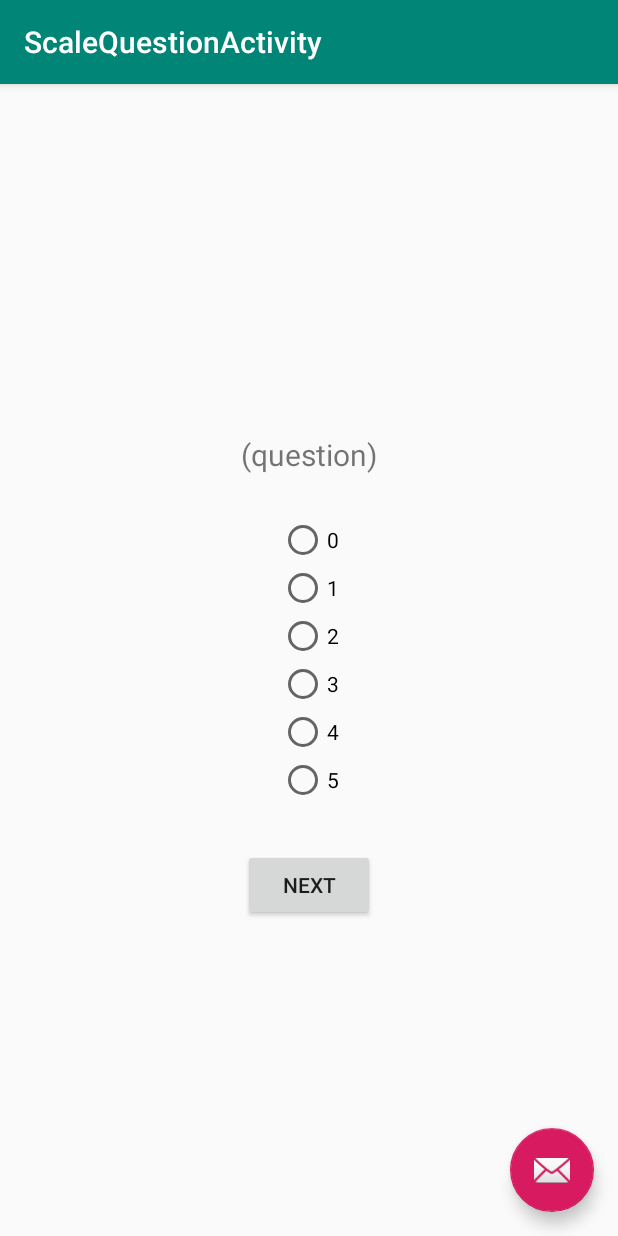
After one commit to ethanwang98/125project, an Android app: the ScaleQuestionActivity screen opened directly, with no data from a screen before it, on a phone screen of 412 x 824 dp. The commit adds this screen. Run offline under Robolectric (Android 15) with nearby library versions, the phone set to English and light mode, and no system bars.

Commit message:
Created skeleton of UI; left comments to help build the rest of the app

```diff
--- /dev/null
+++ b/app/src/main/java/com/example/a125project/ScaleQuestionActivity.java
@@ -0,0 +1,53 @@
+package com.example.a125project;
+
+import android.os.Bundle;
+import android.support.design.widget.FloatingActionButton;
+import android.support.design.widget.Snackbar;
+import android.support.v7.app.AppCompatActivity;
+import android.support.v7.widget.Toolbar;
+import android.view.View;
+import android.widget.Button;
+import android.widget.RadioButton;
+import android.widget.RadioGroup;
+import android.widget.TextView;
+
+public class ScaleQuestionActivity extends AppCompatActivity {
+
+    RadioGroup radioGroup;
+    RadioButton radioButton;
+    TextView textView;
+
+    @Override
+    protected void onCreate(Bundle savedInstanceState) {
+        super.onCreate(savedInstanceState);
+        setContentView(R.layout.activity_scale_question);
+        Toolbar toolbar = findViewById(R.id.toolbar);
+        setSupportActionBar(toolbar);
+
+        radioGroup = findViewById(R.id.scaleChoices);
+        textView = findViewById(R.id.questionText);
+        // use textView.setText("(question content)");
+        // for setting the text of question
+        Button nextButton = findViewById(R.id.nextButton);
+        nextButton.setOnClickListener(new View.OnClickListener() {
+            @Override
+            public void onClick(View v) {
+                int radioId = radioGroup.getCheckedRadioButtonId();
+                radioButton = findViewById(radioId);
+                // code to go to next question and set value or finish survey goes here??
+                // use radioButton.getText() to get value of the choice that was selected
+            }
+        });
+
+        FloatingActionButton fab = findViewById(R.id.fab);
+        fab.setOnClickListener(new View.OnClickListener() {
+            @Override
+            public void onClick(View view) {
+                Snackbar.make(view, "Replace with your own action", Snackbar.LENGTH_LONG)
+                        .setAction("Action", null).show();
+            }
+        });
+    }
+
+
+}
--- /dev/null
+++ b/app/src/main/res/layout/activity_scale_question.xml
@@ -0,0 +1,33 @@
+<?xml version="1.0" encoding="utf-8"?>
+<android.support.design.widget.CoordinatorLayout xmlns:android="http://schemas.android.com/apk/res/android"
+    xmlns:app="http://schemas.android.com/apk/res-auto"
+    xmlns:tools="http://schemas.android.com/tools"
+    android:layout_width="match_parent"
+    android:layout_height="match_parent"
+    tools:context=".ScaleQuestionActivity">
+
+    <android.support.design.widget.AppBarLayout
+        android:layout_width="match_parent"
+        android:layout_height="wrap_content"
+        android:theme="@style/AppTheme.AppBarOverlay">
+
+        <android.support.v7.widget.Toolbar
+            android:id="@+id/toolbar"
+            android:layout_width="match_parent"
+            android:layout_height="?attr/actionBarSize"
+            android:background="?attr/colorPrimary"
+            app:popupTheme="@style/AppTheme.PopupOverlay" />
+
+    </android.support.design.widget.AppBarLayout>
+
+    <include layout="@layout/content_scale_question" />
+
+    <android.support.design.widget.FloatingActionButton
+        android:id="@+id/fab"
+        android:layout_width="wrap_content"
+        android:layout_height="wrap_content"
+        android:layout_gravity="bottom|end"
+        android:layout_margin="@dimen/fab_margin"
+        app:srcCompat="@android:drawable/ic_dialog_email" />
+
+</android.support.design.widget.CoordinatorLayout>
--- /dev/null
+++ b/app/src/main/res/layout/content_scale_question.xml
@@ -0,0 +1,72 @@
+<?xml version="1.0" encoding="utf-8"?>
+<RelativeLayout xmlns:android="http://schemas.android.com/apk/res/android"
+    xmlns:app="http://schemas.android.com/apk/res-auto"
+    xmlns:tools="http://schemas.android.com/tools"
+    android:layout_width="match_parent"
+    android:layout_height="match_parent"
+    app:layout_behavior="@string/appbar_scrolling_view_behavior"
+    tools:context=".ScaleQuestionActivity"
+    tools:showIn="@layout/activity_scale_question">
+
+    <TextView
+        android:id="@+id/questionText"
+        android:layout_width="wrap_content"
+        android:layout_height="wrap_content"
+        android:layout_above="@+id/scaleChoices"
+        android:layout_centerHorizontal="true"
+        android:layout_marginBottom="27sp"
+        android:text="(question)"
+        android:textSize="20sp"/>
+
+    <RadioGroup
+        android:layout_width="wrap_content"
+        android:layout_height="wrap_content"
+        android:layout_centerInParent="true"
+        android:id="@+id/scaleChoices">
+
+        <RadioButton
+            android:id="@+id/zero"
+            android:layout_width="wrap_content"
+            android:layout_height="wrap_content"
+            android:text="0" />
+
+        <RadioButton
+            android:id="@+id/one"
+            android:layout_width="wrap_content"
+            android:layout_height="wrap_content"
+            android:text="1" />
+
+        <RadioButton
+            android:id="@+id/two"
+            android:layout_width="wrap_content"
+            android:layout_height="wrap_content"
+            android:text="2" />
+
+        <RadioButton
+            android:id="@+id/three"
+            android:layout_width="wrap_content"
+            android:layout_height="wrap_content"
+            android:text="3" />
+
+        <RadioButton
+            android:id="@+id/four"
+            android:layout_width="wrap_content"
+            android:layout_height="wrap_content"
+            android:text="4" />
+
+        <RadioButton
+            android:id="@+id/five"
+            android:layout_width="wrap_content"
+            android:layout_height="wrap_content"
+            android:text="5" />
+    </RadioGroup>
+
+    <Button
+        android:id="@+id/nextButton"
+        android:layout_width="wrap_content"
+        android:layout_height="wrap_content"
+        android:layout_below="@+id/scaleChoices"
+        android:layout_centerHorizontal="true"
+        android:layout_marginTop="30sp"
+        android:text="Next"/>
+</RelativeLayout>
--- a/app/src/main/res/values/strings.xml
+++ b/app/src/main/res/values/strings.xml
@@ -1,4 +1,7 @@
 <resources>
     <string name="app_name">125project</string>
     <string name="action_settings">Settings</string>
+    <string name="title_activity_result">ResultActivity</string>
+    <string name="title_activity_scale_question">ScaleQuestionActivity</string>
+    <string name="title_activity_yes_no">YesNoActivity</string>
 </resources>
--- a/build.gradle
+++ b/build.gradle
@@ -7,7 +7,7 @@ buildscript {
 
     }
     dependencies {
-        classpath 'com.android.tools.build:gradle:3.3.1'
+        classpath 'com.android.tools.build:gradle:3.3.2'
 
         // NOTE: Do not place your application dependencies here; they belong
         // in the individual module build.gradle files
```
Also changed, not shown: app/src/main/AndroidManifest.xml (+12 -0 lines), app/src/main/java/com/example/a125project/MainActivity.java (+17 -0 lines), app/src/main/java/com/example/a125project/ResultActivity.java (added, +40 -0 lines), app/src/main/java/com/example/a125project/YesNoActivity.java (added, +53 -0 lines), app/src/main/res/layout/activity_result.xml (added, +33 -0 lines), app/src/main/res/layout/activity_yes_no.xml (added, +33 -0 lines), app/src/main/res/layout/content_main.xml (+25 -1 lines), app/src/main/res/layout/content_result.xml (added, +84 -0 lines), app/src/main/res/layout/content_yes_no.xml (added, +50 -0 lines).
